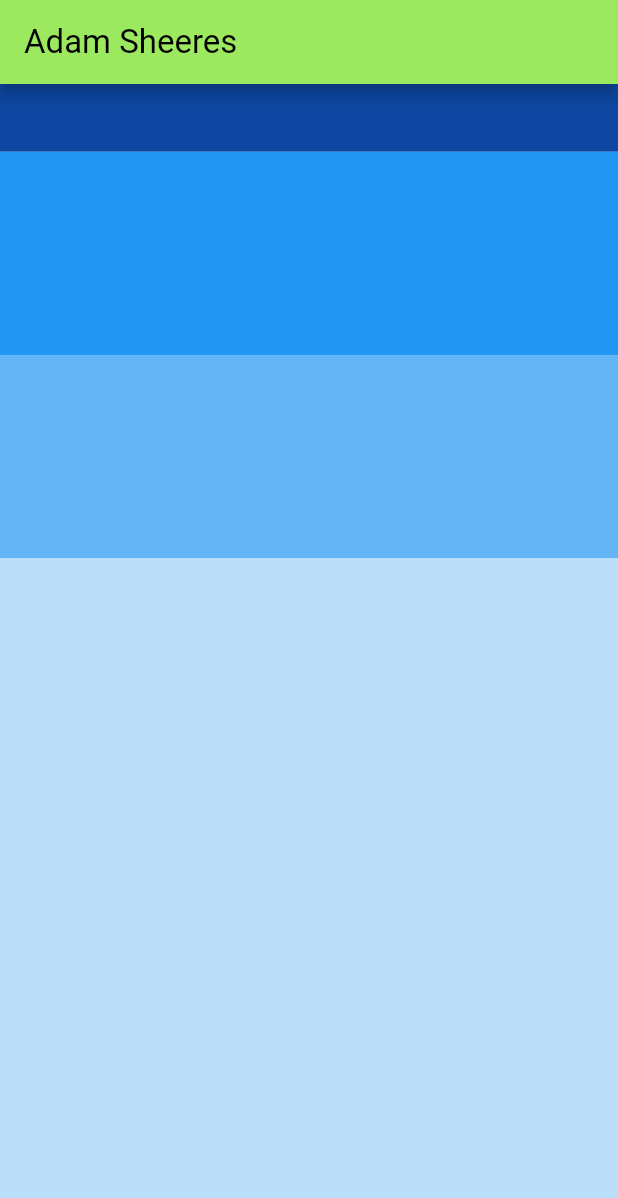
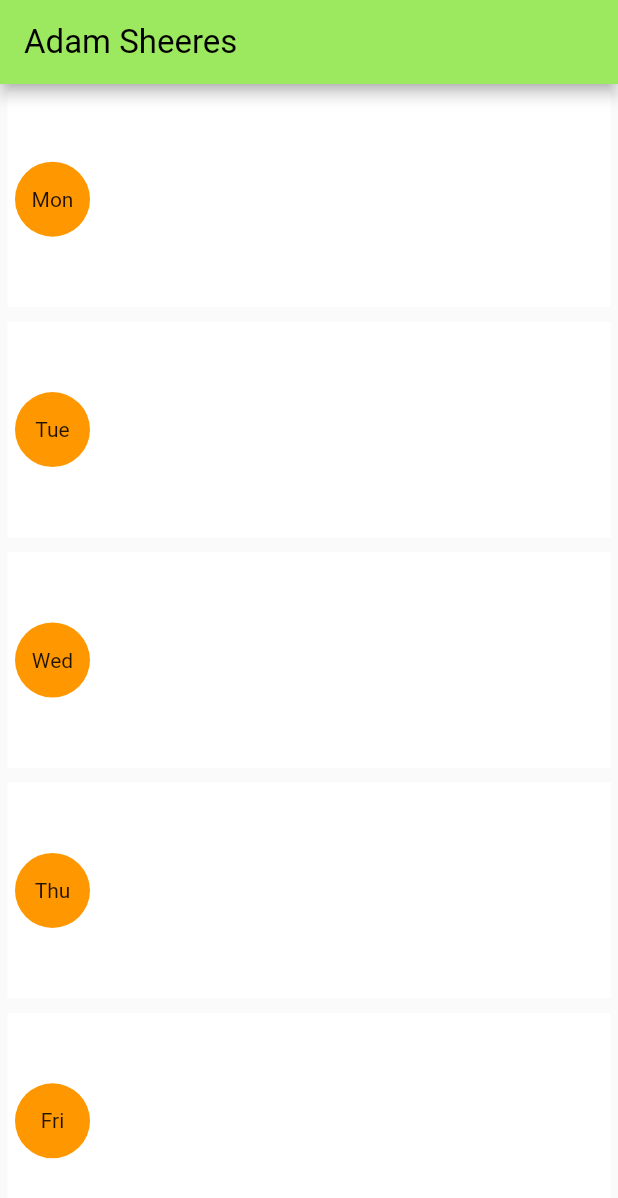
Before and after one commit to Adam-Sheeres/4030_Project, a Flutter app: the screen it shows after launch, on a phone screen of 412 x 824 dp. Shown: the top 1198 px of the screen. Run offline on Flutter 3.47's test engine with Material 2 defaults, Android fonts, the phone set to English and light mode, and no system bars.

Commit message:
initial version of week2 activity

```diff
--- a/plant_tracker/lib/main.dart
+++ b/plant_tracker/lib/main.dart
@@ -1,6 +1,51 @@
 import 'package:flutter/material.dart';
 
 void main() => runApp(MyApp());
+
+List<String> daysOfWeek = ["Mon", "Tue", "Wed", "Thu", "Fri"];
+int dayOfWeek = -1;
+
+//Text(daysOfWeek[dayOfWeek])
+class getTaskRow extends StatelessWidget {
+  @override
+  Widget build(BuildContext context) {
+    dayOfWeek++;
+    return Expanded(
+        child: Container(
+      color: Colors.white,
+      margin: EdgeInsets.all(5),
+      height: 75,
+      child: Align(
+        alignment: Alignment.centerLeft,
+        child: Container(
+            margin: EdgeInsets.only(left: 5),
+            width: 50,
+            height: 50,
+            decoration:
+                BoxDecoration(color: Colors.orange, shape: BoxShape.circle),
+            child: Column(
+              crossAxisAlignment: CrossAxisAlignment.center,
+              mainAxisAlignment: MainAxisAlignment.center,
+              children: <Widget>[Text(daysOfWeek[dayOfWeek])],
+            )),
+      ),
+    ));
+  }
+}
+
+class BodyWidget extends StatelessWidget {
+  @override
+  Widget build(BuildContext context) {
+    return Center(
+        child: Column(children: [
+      getTaskRow(),
+      getTaskRow(),
+      getTaskRow(),
+      getTaskRow(),
+      getTaskRow()
+    ]));
+  }
+}
 
 class MyApp extends StatelessWidget {
   @override
@@ -17,36 +62,3 @@ class MyApp extends StatelessWidget {
     );
   }
 }
-
-// class BodyWidget extends StatelessWidget {
-//   const BodyWidget({
-//     Key? key,
-//   }) : super(key: key);
-
-//   @override
-//   Widget build(BuildContext context) {
-//     return Center(
-//       child: Text("Hello World",
-//           style: TextStyle(
-//             fontSize: 50,
-//             fontWeight: FontWeight.w100,
-//             color: Colors.white,
-//           )),
-//     );
-//   }
-// }
-
-class BodyWidget extends StatelessWidget {
-  @override
-  Widget build(BuildContext context) {
-    return Center(
-        child: Column(
-      children: [
-        Flexible(child: Container(color: Colors.blue[900]), flex: 1),
-        Flexible(child: Container(color: Colors.blue[500]), flex: 3),
-        Flexible(child: Container(color: Colors.blue[300]), flex: 3),
-        Flexible(child: Container(color: Colors.blue[100]), flex: 10),
-      ],
-    ));
-  }
-}
```
